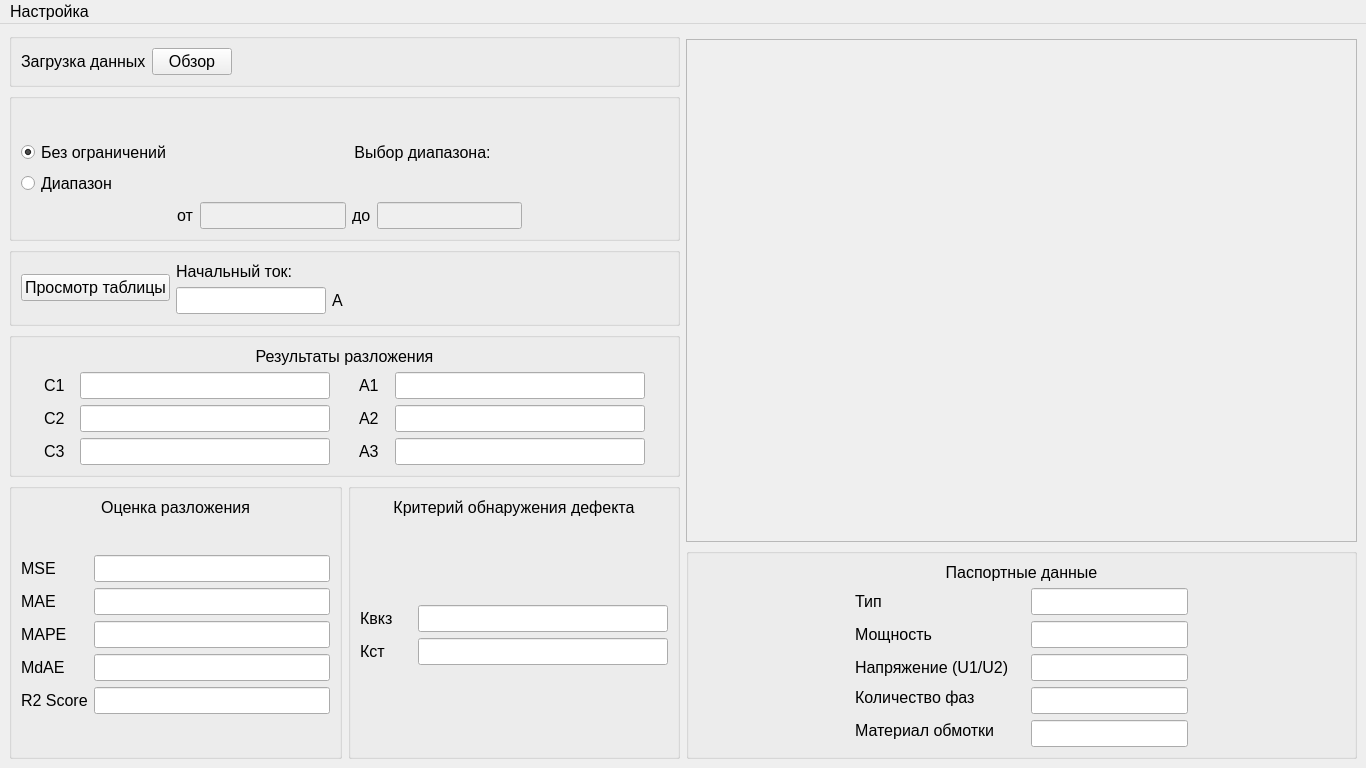
This is ui/qt_ui/ui_mainwindow.ui in RuslanUsmanov/transformator_decomposer as Qt 5 draws it before an edit. The edited form follows.
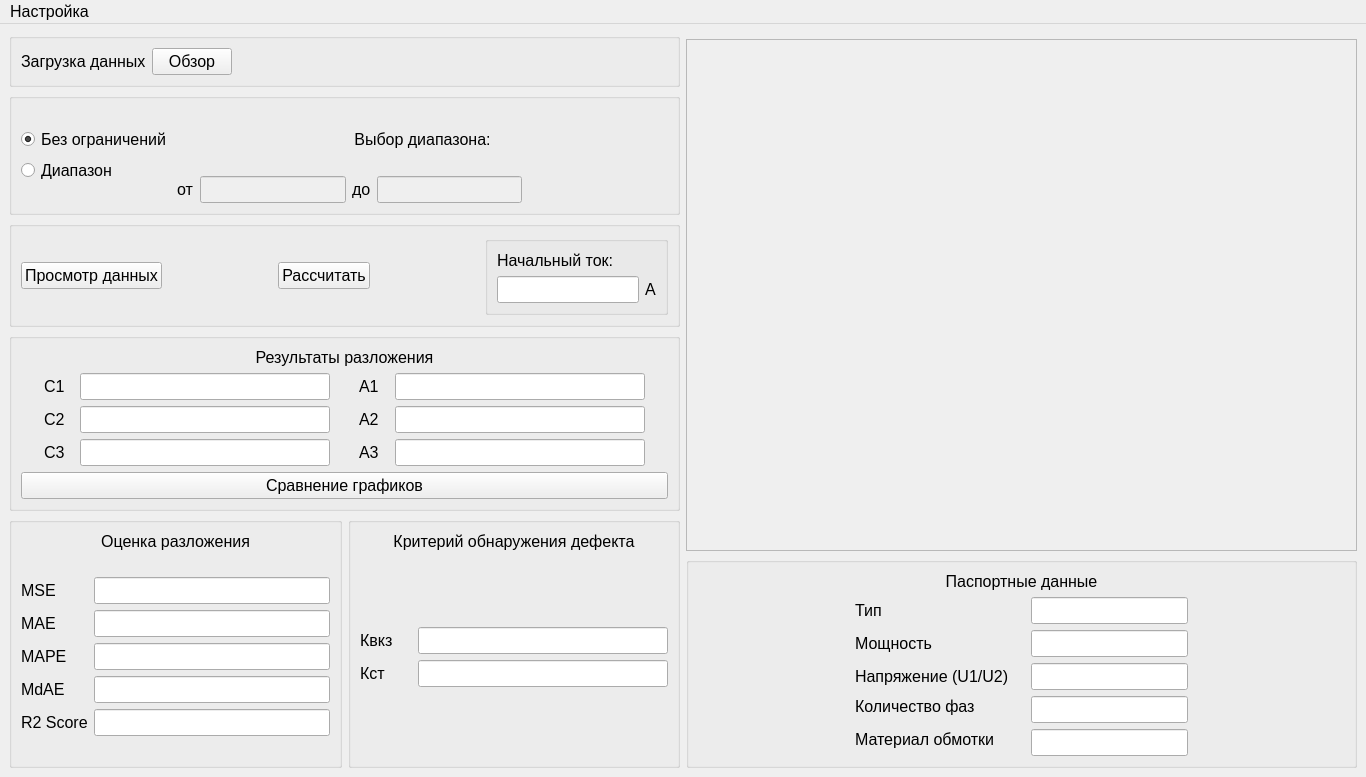
This is the edited form.

Commit message: Новые кнопки на главном окне

```diff
--- a/ui/qt_ui/ui_mainwindow.ui
+++ b/ui/qt_ui/ui_mainwindow.ui
@@ -7,7 +7,7 @@
     <x>0</x>
     <y>0</y>
     <width>1366</width>
-    <height>768</height>
+    <height>777</height>
    </rect>
   </property>
   <property name="sizePolicy">
@@ -206,13 +206,53 @@
           </property>
           <layout class="QHBoxLayout" name="horizontalLayout_6">
            <item>
-            <widget class="QPushButton" name="show_table_pushbutton">
+            <widget class="QPushButton" name="show_files_pushbutton">
+             <property name="enabled">
+              <bool>true</bool>
+             </property>
              <property name="text">
-              <string>Просмотр таблицы</string>
+              <string>Просмотр данных</string>
              </property>
             </widget>
            </item>
            <item>
+            <spacer name="horizontalSpacer_14">
+             <property name="orientation">
+              <enum>Qt::Orientation::Horizontal</enum>
+             </property>
+             <property name="sizeHint" stdset="0">
+              <size>
+               <width>40</width>
+               <height>20</height>
+              </size>
+             </property>
+            </spacer>
+           </item>
+           <item>
+            <widget class="QPushButton" name="calculate_pushbutton">
+             <property name="enabled">
+              <bool>true</bool>
+             </property>
+             <property name="text">
+              <string>Рассчитать</string>
+             </property>
+            </widget>
+           </item>
+           <item>
+            <spacer name="horizontalSpacer_13">
+             <property name="orientation">
+              <enum>Qt::Orientation::Horizontal</enum>
+             </property>
+             <property name="sizeHint" stdset="0">
+              <size>
+               <width>40</width>
+               <height>20</height>
+              </size>
+             </property>
+            </spacer>
+           </item>
+           <item>
+            <widget class="QGroupBox" name="groupBox_starting_current">
             <layout class="QVBoxLayout" name="verticalLayout_3">
              <item>
               <widget class="QLabel" name="label_5">
@@ -246,6 +286,7 @@
               </layout>
              </item>
             </layout>
+            </widget>
            </item>
           </layout>
          </widget>
@@ -455,6 +496,25 @@
            </item>
           </layout>
          </item>
+         <item>
+          <widget class="QPushButton" name="compare_pushbutton">
+           <property name="enabled">
+            <bool>true</bool>
+           </property>
+           <property name="text">
+            <string>Сравнение графиков</string>
+           </property>
+           <property name="autoDefault">
+            <bool>false</bool>
+           </property>
+           <property name="default">
+            <bool>false</bool>
+           </property>
+           <property name="flat">
+            <bool>false</bool>
+           </property>
+          </widget>
+         </item>
         </layout>
        </widget>
       </item>
```
Lines whose indentation alone changed are shown as unchanged. The commit also changes 1 other file.
